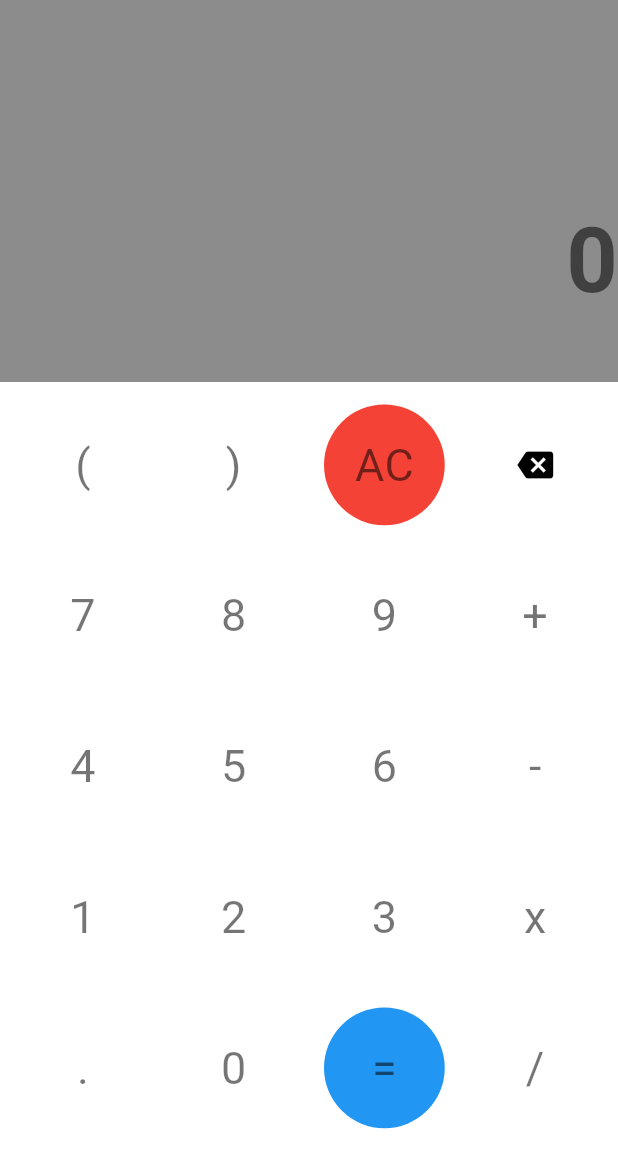
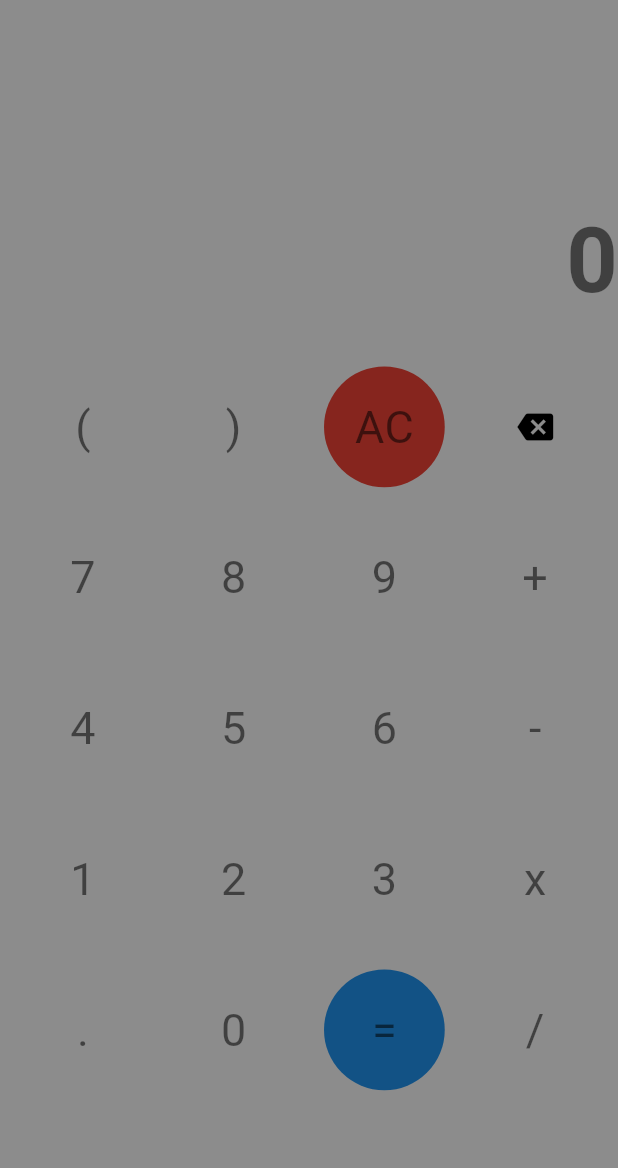
Before and after one commit to 0x000UK/Calculator_flutter, a Flutter app: the screen it shows after launch, on a phone screen of 412 x 824 dp, the part 68-1236 px from its top. Run offline on Flutter 3.47's test engine with Material 2 defaults, Android fonts, the phone set to English and light mode, and no system bars; our stand-ins replace math_expressions.

Commit message:
minor change in UX

```diff
--- a/lib/display.dart
+++ b/lib/display.dart
@@ -32,7 +32,7 @@ class MyDisplay extends StatelessWidget {
     tp.layout();
 
     return  Container(
-      height: 300,
+      height: screenSize.height/3,
       color: Colors.black45,
       child :  Column(
         children: [
--- a/lib/keypad.dart
+++ b/lib/keypad.dart
@@ -16,9 +16,11 @@ class MyKeys extends StatelessWidget {
     return Expanded(
 
     child :Container(
+      color: Colors.black45,
+      height: scrSize.height*0.6,
     child : GridView.count(
       padding:const EdgeInsets.all(5),
-      //mainAxisSpacing: (scrSize.height-300)/200,
+      physics: const NeverScrollableScrollPhysics(),
       crossAxisCount: 4,
       children: [
           CalculatorButton(text: '(',function: fun,),
@@ -73,11 +75,6 @@ class CalculatorButton extends StatelessWidget {
     padding: const EdgeInsets.all(10),
     child: Ink(
       decoration:  BoxDecoration(
-        boxShadow: [
-          BoxShadow(
-            color:  isDarkThemeEnabled?Colors.black : Colors.white,
-          ),
-        ],
         borderRadius:const BorderRadius.all(
           Radius.circular(45)
         ),
@@ -85,6 +82,7 @@ class CalculatorButton extends StatelessWidget {
                 isAllClearButton?Colors.red:
                 isDarkThemeEnabled?Colors.black45 :
                 Colors.white70,
+        //backgroundBlendMode: BlendMode.difference
       ),
       child: InkWell(
         customBorder: const RoundedRectangleBorder(
```
